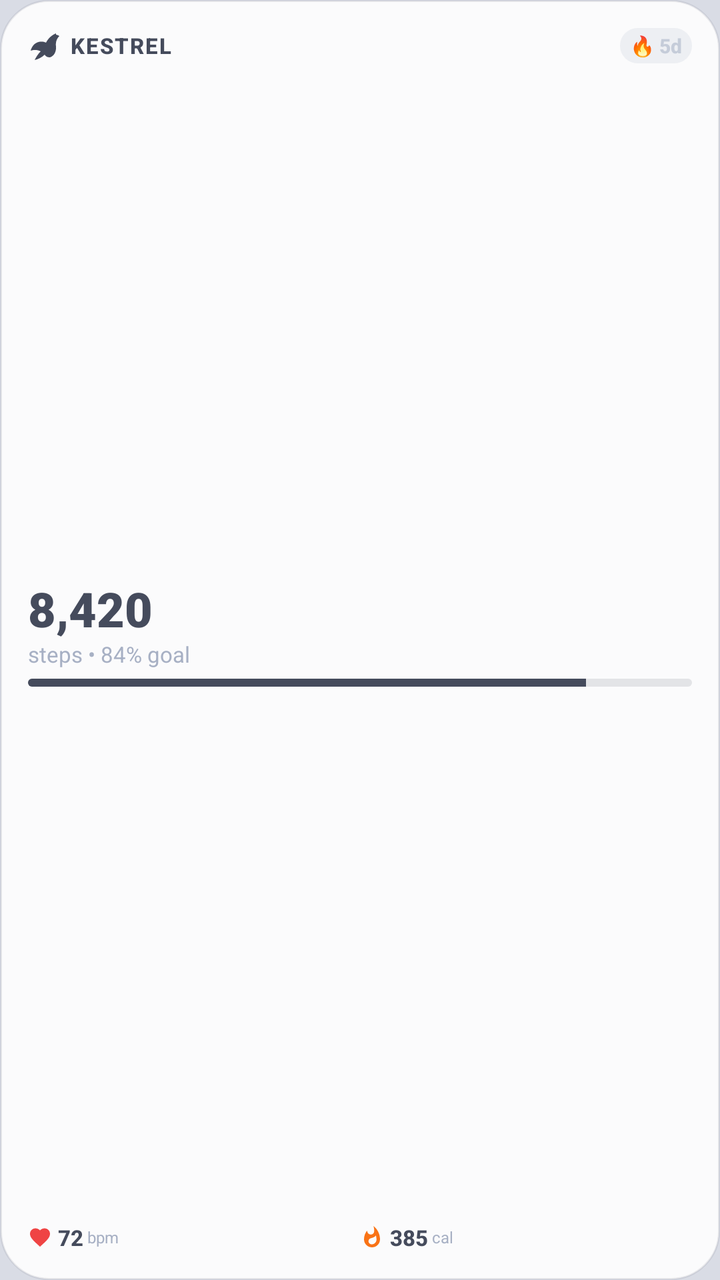
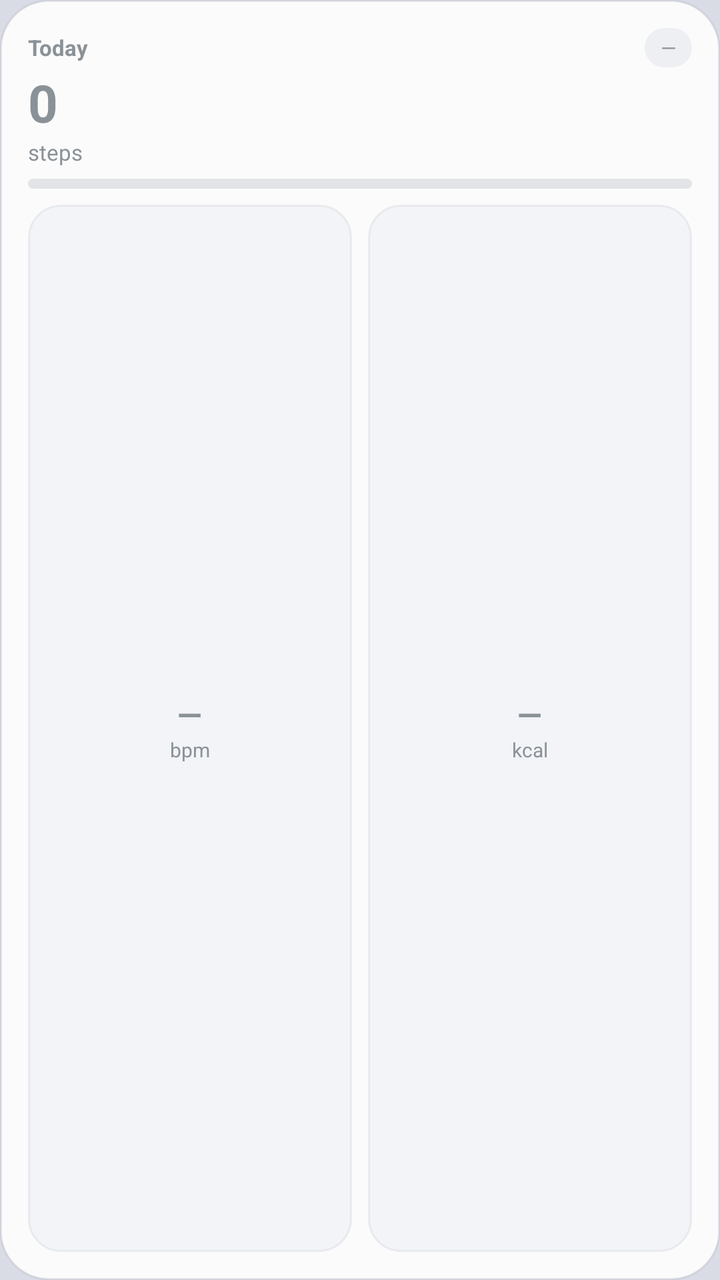

Screens rendered from an Android XML layout before and after an edit, with the pre-edit source and the edit as a unified diff.
<!-- AndroidManifest.xml: application theme Theme.MyApplication -->
<!-- res/layout/widget_quick_stats.xml -->
<?xml version="1.0" encoding="utf-8"?>
<LinearLayout xmlns:android="http://schemas.android.com/apk/res/android"
    android:id="@+id/quick_widget_root"
    android:layout_width="match_parent"
    android:layout_height="match_parent"
    android:background="@drawable/bg_widget_card"
    android:orientation="vertical">

    
    <LinearLayout
        android:layout_width="match_parent"
        android:layout_height="wrap_content"
        android:gravity="center_vertical"
        android:orientation="horizontal">

        <ImageView
            android:layout_width="16dp"
            android:layout_height="16dp"
            android:contentDescription="@null"
            android:src="@drawable/ic_widget_kestrel" />

        <TextView
            android:layout_width="wrap_content"
            android:layout_height="wrap_content"
            android:layout_marginStart="5dp"
            android:fontFamily="sans-serif-medium"
            android:letterSpacing="0.06"
            android:text="KESTREL"
            android:textColor="@color/glass_text"
            android:textSize="11sp"
            android:textStyle="bold" />

        <FrameLayout
            android:layout_width="0dp"
            android:layout_height="1dp"
            android:layout_weight="1" />

        <TextView
            android:id="@+id/tv_quick_streak"
            android:layout_width="wrap_content"
            android:layout_height="wrap_content"
            android:background="@drawable/bg_widget_badge"
            android:fontFamily="sans-serif-medium"
            android:paddingStart="5dp"
            android:paddingTop="2dp"
            android:paddingEnd="5dp"
            android:paddingBottom="2dp"
            android:text="🔥 5d"
            android:textColor="@color/glass_cyan"
            android:textSize="10sp"
            android:textStyle="bold" />
    </LinearLayout>

    <FrameLayout
        android:layout_width="1dp"
        android:layout_height="0dp"
        android:layout_weight="1" />

    
    <TextView
        android:id="@+id/tv_quick_steps"
        android:layout_width="wrap_content"
        android:layout_height="wrap_content"
        android:fontFamily="sans-serif-black"
        android:includeFontPadding="false"
        android:text="8,420"
        android:textColor="@color/glass_text"
        android:textSize="24sp"
        android:textStyle="bold" />

    <TextView
        android:id="@+id/tv_quick_sub"
        android:layout_width="wrap_content"
        android:layout_height="wrap_content"
        android:fontFamily="sans-serif"
        android:text="steps • 84% goal"
        android:textColor="@color/glass_sky"
        android:textSize="11sp" />

    <ProgressBar
        android:id="@+id/pb_quick_steps"
        style="?android:attr/progressBarStyleHorizontal"
        android:layout_width="match_parent"
        android:layout_height="4dp"
        android:layout_marginTop="5dp"
        android:layout_marginBottom="8dp"
        android:max="100"
        android:progress="84"
        android:progressDrawable="@drawable/progress_drawable_kestrel" />

    <FrameLayout
        android:layout_width="1dp"
        android:layout_height="0dp"
        android:layout_weight="1" />

    
    <LinearLayout
        android:layout_width="match_parent"
        android:layout_height="wrap_content"
        android:gravity="center_vertical"
        android:orientation="horizontal">

        <LinearLayout
            android:layout_width="0dp"
            android:layout_height="wrap_content"
            android:layout_weight="1"
            android:gravity="center_vertical"
            android:orientation="horizontal">

            <ImageView
                android:layout_width="12dp"
                android:layout_height="12dp"
                android:contentDescription="@null"
                android:src="@drawable/ic_widget_heart" />

            <TextView
                android:id="@+id/tv_quick_hr"
                android:layout_width="wrap_content"
                android:layout_height="wrap_content"
                android:layout_marginStart="3dp"
                android:fontFamily="sans-serif-medium"
                android:text="72"
                android:textColor="@color/glass_text"
                android:textSize="11sp"
                android:textStyle="bold" />

            <TextView
                android:layout_width="wrap_content"
                android:layout_height="wrap_content"
                android:layout_marginStart="2dp"
                android:text="bpm"
                android:textColor="@color/glass_sky"
                android:textSize="8sp" />
        </LinearLayout>

        <LinearLayout
            android:layout_width="0dp"
            android:layout_height="wrap_content"
            android:layout_weight="1"
            android:gravity="center_vertical"
            android:orientation="horizontal">

            <ImageView
                android:layout_width="12dp"
                android:layout_height="12dp"
                android:contentDescription="@null"
                android:src="@drawable/ic_widget_fire" />

            <TextView
                android:id="@+id/tv_quick_cal"
                android:layout_width="wrap_content"
                android:layout_height="wrap_content"
                android:layout_marginStart="3dp"
                android:fontFamily="sans-serif-medium"
                android:text="385"
                android:textColor="@color/glass_text"
                android:textSize="11sp"
                android:textStyle="bold" />

            <TextView
                android:layout_width="wrap_content"
                android:layout_height="wrap_content"
                android:layout_marginStart="2dp"
                android:text="cal"
                android:textColor="@color/glass_sky"
                android:textSize="8sp" />
        </LinearLayout>
    </LinearLayout>
</LinearLayout>
<!-- resources referenced by this layout -->
<resources>
  <color name="glass_cyan">#C5CCD9</color>
  <color name="glass_sky">#A7B0C4</color>
  <color name="glass_text">#454B5C</color>
  <!-- drawable bg_widget_badge (drawable) -->
  <?xml version="1.0" encoding="utf-8"?>
  <shape xmlns:android="http://schemas.android.com/apk/res/android" android:shape="rectangle">
      <solid android:color="#EDEFF3" />
      <corners android:radius="999dp" />
      <padding android:left="8dp" android:top="3dp" android:right="8dp" android:bottom="3dp" />
  </shape>
  <!-- drawable bg_widget_card (drawable) -->
  <?xml version="1.0" encoding="utf-8"?>
  <shape xmlns:android="http://schemas.android.com/apk/res/android" android:shape="rectangle">
      <solid android:color="#E6FFFFFF" />
      <stroke android:width="1dp" android:color="#1A454B5C" />
      <corners android:radius="24dp" />
      <padding android:left="14dp" android:top="14dp" android:right="14dp" android:bottom="14dp" />
  </shape>
  <!-- drawable ic_widget_fire (drawable) -->
  <?xml version="1.0" encoding="utf-8"?>
  <vector xmlns:android="http://schemas.android.com/apk/res/android"
      android:width="20dp"
      android:height="20dp"
      android:viewportWidth="24"
      android:viewportHeight="24">
      <path
          android:fillColor="@color/kestrel_orange"
          android:pathData="M13.5,0.67s0.74,2.65 0.74,4.8c0,2.06 -1.35,3.73 -3.41,3.73c-2.07,0 -3.63,-1.67 -3.63,-3.73l0.03,-0.36C5.21,7.51 4,10.61 4,14c0,4.42 3.58,8 8,8s8,-3.58 8,-8C20,8.61 17.41,3.8 13.5,0.67zM11.71,19c-1.78,0 -3.22,-1.4 -3.22,-3.14c0,-1.62 1.05,-2.76 2.81,-3.12c1.77,-0.36 3.6,-1.21 4.62,-2.58c0.39,1.29 0.59,2.65 0.59,4.04c0,2.65 -2.15,4.8 -4.8,4.8z" />
  </vector>
  <!-- drawable ic_widget_heart (drawable) -->
  <?xml version="1.0" encoding="utf-8"?>
  <vector xmlns:android="http://schemas.android.com/apk/res/android"
      android:width="20dp"
      android:height="20dp"
      android:viewportWidth="24"
      android:viewportHeight="24">
      <path
          android:fillColor="@color/kestrel_red"
          android:pathData="M12,21.35l-1.45,-1.32C5.4,15.36 2,12.28 2,8.5 2,5.42 4.42,3 7.5,3c1.74,0 3.41,0.81 4.5,2.09C13.09,3.81 14.76,3 16.5,3 19.58,3 22,5.42 22,8.5c0,3.78 -3.4,6.86 -8.55,11.54L12,21.35z" />
  </vector>
  <!-- drawable ic_widget_kestrel (drawable) -->
  <?xml version="1.0" encoding="utf-8"?>
  <vector xmlns:android="http://schemas.android.com/apk/res/android"
      android:width="24dp"
      android:height="24dp"
      android:viewportWidth="24"
      android:viewportHeight="24">
      <path
          android:fillColor="@color/kestrel_mauve"
          android:pathData="M21,3c-3.5,1.5 -6,4 -7.5,7c-1,-0.5 -2,-0.8 -3.5,-0.8C6,9.2 3,12 2,16c3,-1 5.5,-0.5 7.5,0.5c-2.5,2.5 -4,5.5 -4.5,6.5c2.5,-0.5 5.5,-2 7.5,-4c1,1.5 2,2 4,2c3,-1 4.5,-4 4.5,-7c0,-2 -0.5,-4.5 1,-7c0.5,-0.8 1,-1.5 1.5,-2c-0.8,-0.5 -1.5,-0.8 -2.5,-1z" />
  </vector>
  <!-- drawable progress_drawable_kestrel (drawable) -->
  <?xml version="1.0" encoding="utf-8"?>
  <layer-list xmlns:android="http://schemas.android.com/apk/res/android">
      <item android:id="@android:id/background">
          <shape android:shape="rectangle">
              <corners android:radius="99dp" />
              <solid android:color="#22454B5C" />
          </shape>
      </item>
      <item android:id="@android:id/progress">
          <clip>
              <shape android:shape="rectangle">
                  <corners android:radius="99dp" />
                  <solid android:color="#454B5C" />
              </shape>
          </clip>
      </item>
  </layer-list>
  <style name="Theme.MyApplication" parent="android:Theme.DeviceDefault.NoActionBar">
          <item name="android:statusBarColor">#D9DCE5</item>
          <item name="android:navigationBarColor">#D9DCE5</item>
          <item name="android:windowBackground">#D9DCE5</item>
          <item name="android:windowLightStatusBar">true</item>
          <item name="android:windowLightNavigationBar">true</item>
      </style>
  <color name="kestrel_orange">#F97316</color>
  <color name="kestrel_red">#EF4444</color>
  <color name="kestrel_mauve">#454B5C</color>
</resources>

<!-- the commit's change to res/layout/widget_quick_stats.xml (unified diff, before → after) -->
@@ -6,164 +6,113 @@
     android:background="@drawable/bg_widget_card"
     android:orientation="vertical">
 
-    
     <LinearLayout
         android:layout_width="match_parent"
         android:layout_height="wrap_content"
         android:gravity="center_vertical"
         android:orientation="horizontal">
-
-        <ImageView
-            android:layout_width="16dp"
-            android:layout_height="16dp"
-            android:contentDescription="@null"
-            android:src="@drawable/ic_widget_kestrel" />
-
         <TextView
-            android:layout_width="wrap_content"
+            android:layout_width="0dp"
             android:layout_height="wrap_content"
-            android:layout_marginStart="5dp"
-            android:fontFamily="sans-serif-medium"
-            android:letterSpacing="0.06"
-            android:text="KESTREL"
-            android:textColor="@color/glass_text"
+            android:layout_weight="1"
+            android:text="Today"
+            android:textColor="@color/widget_muted"
             android:textSize="11sp"
             android:textStyle="bold" />
-
-        <FrameLayout
-            android:layout_width="0dp"
-            android:layout_height="1dp"
-            android:layout_weight="1" />
-
         <TextView
             android:id="@+id/tv_quick_streak"
             android:layout_width="wrap_content"
             android:layout_height="wrap_content"
             android:background="@drawable/bg_widget_badge"
-            android:fontFamily="sans-serif-medium"
-            android:paddingStart="5dp"
-            android:paddingTop="2dp"
-            android:paddingEnd="5dp"
-            android:paddingBottom="2dp"
-            android:text="🔥 5d"
-            android:textColor="@color/glass_cyan"
-            android:textSize="10sp"
-            android:textStyle="bold" />
+            android:text="—"
+            android:textColor="@color/widget_ink"
+            android:textSize="10sp" />
     </LinearLayout>
 
-    <FrameLayout
-        android:layout_width="1dp"
-        android:layout_height="0dp"
-        android:layout_weight="1" />
-
-    
     <TextView
         android:id="@+id/tv_quick_steps"
-        android:layout_width="wrap_content"
+        android:layout_width="match_parent"
         android:layout_height="wrap_content"
-        android:fontFamily="sans-serif-black"
-        android:includeFontPadding="false"
-        android:text="8,420"
-        android:textColor="@color/glass_text"
-        android:textSize="24sp"
+        android:ellipsize="end"
+        android:maxLines="1"
+        android:text="0"
+        android:textColor="@color/widget_ink"
+        android:textSize="26sp"
         android:textStyle="bold" />
 
     <TextView
         android:id="@+id/tv_quick_sub"
         android:layout_width="wrap_content"
         android:layout_height="wrap_content"
-        android:fontFamily="sans-serif"
-        android:text="steps • 84% goal"
-        android:textColor="@color/glass_sky"
+        android:text="steps"
+        android:textColor="@color/widget_muted"
         android:textSize="11sp" />
 
     <ProgressBar
         android:id="@+id/pb_quick_steps"
         style="?android:attr/progressBarStyleHorizontal"
         android:layout_width="match_parent"
-        android:layout_height="4dp"
-        android:layout_marginTop="5dp"
+        android:layout_height="5dp"
+        android:layout_marginTop="6dp"
         android:layout_marginBottom="8dp"
+        android:indeterminate="false"
         android:max="100"
-        android:progress="84"
+        android:progress="0"
         android:progressDrawable="@drawable/progress_drawable_kestrel" />
 
-    <FrameLayout
-        android:layout_width="1dp"
-        android:layout_height="0dp"
-        android:layout_weight="1" />
-
-    
     <LinearLayout
         android:layout_width="match_parent"
-        android:layout_height="wrap_content"
-        android:gravity="center_vertical"
-        android:orientation="horizontal">
+        android:layout_height="0dp"
+        android:layout_weight="1"
+        android:orientation="horizontal"
+        android:baselineAligned="false">
 
         <LinearLayout
             android:layout_width="0dp"
-            android:layout_height="wrap_content"
+            android:layout_height="match_parent"
+            android:layout_marginEnd="4dp"
             android:layout_weight="1"
-            android:gravity="center_vertical"
-            android:orientation="horizontal">
-
-            <ImageView
-                android:layout_width="12dp"
-                android:layout_height="12dp"
-                android:contentDescription="@null"
-                android:src="@drawable/ic_widget_heart" />
-
+            android:background="@drawable/bg_widget_pill"
+            android:gravity="center"
+            android:orientation="vertical">
             <TextView
                 android:id="@+id/tv_quick_hr"
                 android:layout_width="wrap_content"
                 android:layout_height="wrap_content"
-                android:layout_marginStart="3dp"
-                android:fontFamily="sans-serif-medium"
-                android:text="72"
-                android:textColor="@color/glass_text"
-                android:textSize="11sp"
+                android:text="—"
+                android:textColor="@color/widget_ink"
+                android:textSize="16sp"
                 android:textStyle="bold" />
-
             <TextView
                 android:layout_width="wrap_content"
                 android:layout_height="wrap_content"
-                android:layout_marginStart="2dp"
                 android:text="bpm"
-                android:textColor="@color/glass_sky"
-                android:textSize="8sp" />
+                android:textColor="@color/widget_muted"
+                android:textSize="10sp" />
         </LinearLayout>
 
         <LinearLayout
             android:layout_width="0dp"
-            android:layout_height="wrap_content"
+            android:layout_height="match_parent"
+            android:layout_marginStart="4dp"
             android:layout_weight="1"
-            android:gravity="center_vertical"
-            android:orientation="horizontal">
-
-            <ImageView
-                android:layout_width="12dp"
-                android:layout_height="12dp"
-                android:contentDescription="@null"
-                android:src="@drawable/ic_widget_fire" />
-
+            android:background="@drawable/bg_widget_pill"
+            android:gravity="center"
+            android:orientation="vertical">
             <TextView
                 android:id="@+id/tv_quick_cal"
                 android:layout_width="wrap_content"
                 android:layout_height="wrap_content"
-                android:layout_marginStart="3dp"
-                android:fontFamily="sans-serif-medium"
-                android:text="385"
-                android:textColor="@color/glass_text"
-                android:textSize="11sp"
+                android:text="—"
+                android:textColor="@color/widget_ink"
+                android:textSize="16sp"
                 android:textStyle="bold" />
-
             <TextView
                 android:layout_width="wrap_content"
                 android:layout_height="wrap_content"
-                android:layout_marginStart="2dp"
-                android:text="cal"
-                android:textColor="@color/glass_sky"
-                android:textSize="8sp" />
+                android:text="kcal"
+                android:textColor="@color/widget_muted"
+                android:textSize="10sp" />
         </LinearLayout>
     </LinearLayout>
 </LinearLayout>
<!-- resource entries referenced after the edit -->
@@ -1,8 +1,5 @@
 <!-- resources referenced by this layout -->
 <resources>
-  <color name="glass_cyan">#C5CCD9</color>
-  <color name="glass_sky">#A7B0C4</color>
-  <color name="glass_text">#454B5C</color>
   <!-- drawable bg_widget_badge (drawable) -->
   <?xml version="1.0" encoding="utf-8"?>
   <shape xmlns:android="http://schemas.android.com/apk/res/android" android:shape="rectangle">
@@ -18,39 +15,14 @@
       <corners android:radius="24dp" />
       <padding android:left="14dp" android:top="14dp" android:right="14dp" android:bottom="14dp" />
   </shape>
-  <!-- drawable ic_widget_fire (drawable) -->
+  <!-- drawable bg_widget_pill (drawable) -->
   <?xml version="1.0" encoding="utf-8"?>
-  <vector xmlns:android="http://schemas.android.com/apk/res/android"
-      android:width="20dp"
-      android:height="20dp"
-      android:viewportWidth="24"
-      android:viewportHeight="24">
-      <path
-          android:fillColor="@color/kestrel_orange"
-          android:pathData="M13.5,0.67s0.74,2.65 0.74,4.8c0,2.06 -1.35,3.73 -3.41,3.73c-2.07,0 -3.63,-1.67 -3.63,-3.73l0.03,-0.36C5.21,7.51 4,10.61 4,14c0,4.42 3.58,8 8,8s8,-3.58 8,-8C20,8.61 17.41,3.8 13.5,0.67zM11.71,19c-1.78,0 -3.22,-1.4 -3.22,-3.14c0,-1.62 1.05,-2.76 2.81,-3.12c1.77,-0.36 3.6,-1.21 4.62,-2.58c0.39,1.29 0.59,2.65 0.59,4.04c0,2.65 -2.15,4.8 -4.8,4.8z" />
-  </vector>
-  <!-- drawable ic_widget_heart (drawable) -->
-  <?xml version="1.0" encoding="utf-8"?>
-  <vector xmlns:android="http://schemas.android.com/apk/res/android"
-      android:width="20dp"
-      android:height="20dp"
-      android:viewportWidth="24"
-      android:viewportHeight="24">
-      <path
-          android:fillColor="@color/kestrel_red"
-          android:pathData="M12,21.35l-1.45,-1.32C5.4,15.36 2,12.28 2,8.5 2,5.42 4.42,3 7.5,3c1.74,0 3.41,0.81 4.5,2.09C13.09,3.81 14.76,3 16.5,3 19.58,3 22,5.42 22,8.5c0,3.78 -3.4,6.86 -8.55,11.54L12,21.35z" />
-  </vector>
-  <!-- drawable ic_widget_kestrel (drawable) -->
-  <?xml version="1.0" encoding="utf-8"?>
-  <vector xmlns:android="http://schemas.android.com/apk/res/android"
-      android:width="24dp"
-      android:height="24dp"
-      android:viewportWidth="24"
-      android:viewportHeight="24">
-      <path
-          android:fillColor="@color/kestrel_mauve"
-          android:pathData="M21,3c-3.5,1.5 -6,4 -7.5,7c-1,-0.5 -2,-0.8 -3.5,-0.8C6,9.2 3,12 2,16c3,-1 5.5,-0.5 7.5,0.5c-2.5,2.5 -4,5.5 -4.5,6.5c2.5,-0.5 5.5,-2 7.5,-4c1,1.5 2,2 4,2c3,-1 4.5,-4 4.5,-7c0,-2 -0.5,-4.5 1,-7c0.5,-0.8 1,-1.5 1.5,-2c-0.8,-0.5 -1.5,-0.8 -2.5,-1z" />
-  </vector>
+  <shape xmlns:android="http://schemas.android.com/apk/res/android" android:shape="rectangle">
+      <solid android:color="#F2F4F7" />
+      <stroke android:width="1dp" android:color="#14454B5C" />
+      <corners android:radius="16dp" />
+      <padding android:left="10dp" android:top="8dp" android:right="10dp" android:bottom="8dp" />
+  </shape>
   <!-- drawable progress_drawable_kestrel (drawable) -->
   <?xml version="1.0" encoding="utf-8"?>
   <layer-list xmlns:android="http://schemas.android.com/apk/res/android">
@@ -76,8 +48,5 @@
           <item name="android:windowLightStatusBar">true</item>
           <item name="android:windowLightNavigationBar">true</item>
       </style>
-  <color name="kestrel_orange">#F97316</color>
-  <color name="kestrel_red">#EF4444</color>
-  <color name="kestrel_mauve">#454B5C</color>
 </resources>
 
